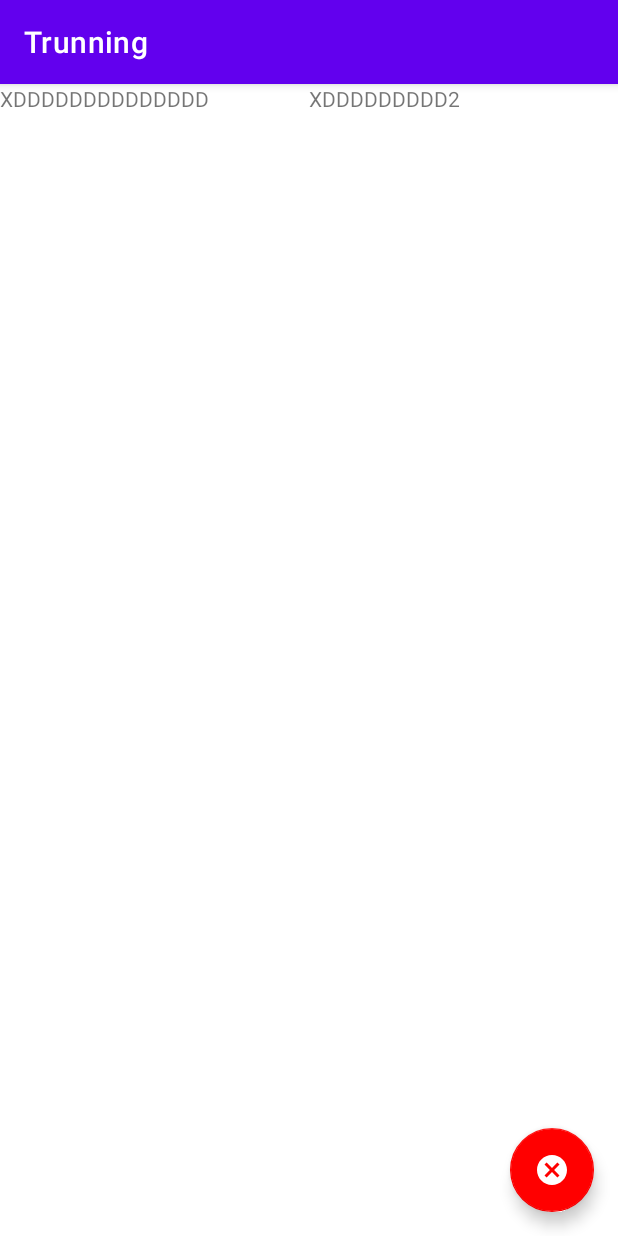
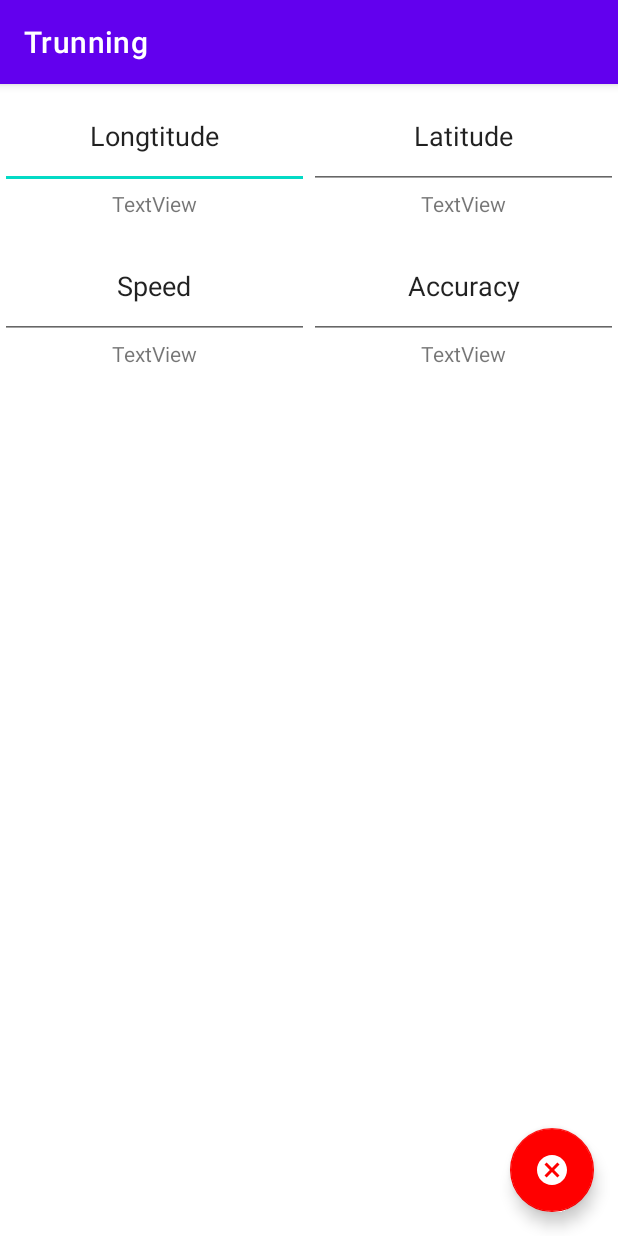
Before and after one commit to piotrjwegrzyn/Trunning, an Android app: the screen it shows after launch (ActivityActivity), after a tap on an icon or button, on a phone screen of 412 x 824 dp. Run offline under Robolectric (Android 15) with nearby library versions, the phone set to English and light mode, and no system bars.

Commit message:
Trunning v4.1

```diff
--- a/app/src/main/AndroidManifest.xml
+++ b/app/src/main/AndroidManifest.xml
@@ -14,7 +14,7 @@
     <uses-permission android:name="android.permission.ACCESS_NETWORK_STATE" />
 
     <application
-        android:name=".gui.Dane"
+        android:name=".gui.Data"
         android:allowBackup="true"
         android:icon="@mipmap/ic_launcher"
         android:label="@string/app_name"
@@ -22,6 +22,10 @@
         android:supportsRtl="true"
         android:theme="@style/Theme.Trunning"
         tools:ignore="Instantiatable">
+
+        <uses-library
+            android:name="org.apache.http.legacy"
+            android:required="false" />
 
         <!--
              The API key for Google Maps-based APIs is defined as a string resource.
--- a/app/src/main/java/wegrzyn/kwak/trunning/gui/ActivityActivity.kt
+++ b/app/src/main/java/wegrzyn/kwak/trunning/gui/ActivityActivity.kt
@@ -1,24 +1,32 @@
 package wegrzyn.kwak.trunning.gui
 
 import android.Manifest
+import android.app.AlertDialog
+import android.content.DialogInterface
 import android.content.pm.PackageManager
-import androidx.appcompat.app.AppCompatActivity
+import android.location.Location
 import android.os.Bundle
 import android.os.Looper
+import android.text.InputType
+import android.widget.EditText
+import android.widget.TextView
+import androidx.appcompat.app.AppCompatActivity
 import androidx.core.app.ActivityCompat
 import com.google.android.gms.location.*
 import com.google.android.material.floatingactionbutton.FloatingActionButton
 import wegrzyn.kwak.trunning.R
+import java.lang.String
 import java.util.*
 import kotlin.math.cos
 import kotlin.math.pow
 import kotlin.math.sqrt
 
+
 class ActivityActivity : AppCompatActivity() {
 
     private val DEFAULT_UPDATE_INTERVAL = 2
     private val FASTEST_UPDATE_INTERVAL = 1
-    private val MAX_ACCEPTABLE_ACCURACY = 21
+    private val MAX_ACCEPTABLE_ACCURACY = 25
 
     private var isRunning = false
     private var hour = 0
@@ -26,7 +34,12 @@ class ActivityActivity : AppCompatActivity() {
     private var sec = 0
 
 
-    private val dane = Dane.getInstance()
+    private val dane = Data.getInstance()
+
+    private lateinit var tv_Accuracy : TextView
+    private lateinit var tv_Speed : TextView
+    private lateinit var tv_Long : TextView
+    private lateinit var tv_Lat : TextView
 
     private var locationRequest: LocationRequest = LocationRequest.create()
     private lateinit var locationCallback: LocationCallback
@@ -43,6 +56,11 @@ class ActivityActivity : AppCompatActivity() {
             finish()
         }
 
+        tv_Accuracy = findViewById(R.id.tv_Accuracy)
+        tv_Speed = findViewById(R.id.tv_Speed)
+        tv_Long = findViewById(R.id.tv_Long)
+        tv_Lat = findViewById(R.id.tv_Lat)
+
         locationRequest.setInterval((1000 * DEFAULT_UPDATE_INTERVAL).toLong())
         locationRequest.setFastestInterval((1000 * FASTEST_UPDATE_INTERVAL).toLong())
         locationRequest.setPriority(LocationRequest.PRIORITY_HIGH_ACCURACY)
@@ -53,24 +71,30 @@ class ActivityActivity : AppCompatActivity() {
                 val location = locationResult.lastLocation
                 if (location.accuracy < MAX_ACCEPTABLE_ACCURACY) {
                     dane.addPoint(location)
+                    updateTexts(location)
                 }
             }
         }
         updating()
-    }
+    }  // END of onCreate
         private fun updating() {
             time()
             if (ActivityCompat.checkSelfPermission(this, Manifest.permission.ACCESS_FINE_LOCATION) != PackageManager.PERMISSION_GRANTED &&
                 ActivityCompat.checkSelfPermission(this, Manifest.permission.ACCESS_COARSE_LOCATION) != PackageManager.PERMISSION_GRANTED) {
                 return
             }
-            fusedLocationProviderClient.requestLocationUpdates(locationRequest, locationCallback, Looper.getMainLooper())
-        }
+            fusedLocationProviderClient.requestLocationUpdates(
+                locationRequest,
+                locationCallback,
+                Looper.getMainLooper()
+            )
+        } // END of updating
 
         fun notUpdating() {
             fusedLocationProviderClient.removeLocationUpdates(locationCallback)
             dane.track_distance = countDistance()
             time()
+
             val random = Random()
             val x = random.nextInt(100000)
             databaseHelper.createTrackTable("Track$x")
@@ -96,7 +120,6 @@ class ActivityActivity : AppCompatActivity() {
             return distance.toInt()
         } // END of countDistance
 
-
         private fun time() {
             if (isRunning) { // Save time for track if tracking was already running
                 val calendar = Calendar.getInstance()
@@ -114,4 +137,27 @@ class ActivityActivity : AppCompatActivity() {
             }
         } // END of time
 
-}
+        private fun updateTexts(location: Location){
+            tv_Lat.setText(String.valueOf(location.getLatitude()))
+            tv_Long.setText(String.valueOf(location.getLongitude()))
+            tv_Accuracy.setText(String.valueOf(location.getAccuracy()))
+            val a = if (location.hasSpeed()) String.valueOf(location.getSpeed()) else "0"
+            tv_Speed.setText(a)
+        }
+
+        private fun showDialogBox(){
+            var m_Text : String
+            val builder: AlertDialog.Builder = AlertDialog.Builder(this)
+            builder.setTitle("Title")
+
+            val input = EditText(this)
+            input.inputType = InputType.TYPE_CLASS_TEXT or InputType.TYPE_TEXT_VARIATION_PASSWORD
+            builder.setView(input)
+            builder.setPositiveButton("OK",
+                DialogInterface.OnClickListener { dialog, which -> m_Text = input.text.toString() })
+            builder.setNegativeButton("Cancel",
+                DialogInterface.OnClickListener { dialog, which -> dialog.cancel() })
+
+            builder.show()
+        }
+} // END of ActivityActivity
--- a/app/src/main/java/wegrzyn/kwak/trunning/gui/CustomAdapter.kt
+++ b/app/src/main/java/wegrzyn/kwak/trunning/gui/CustomAdapter.kt
@@ -23,7 +23,7 @@ internal class CustomAdapter(private var itemsList: List<MainItem>) :
         var titleTextView: TextView = view.findViewById(R.id.item_title)
         var statsTextView: TextView = view.findViewById(R.id.item_stats)
         var locationTextView: TextView = view.findViewById(R.id.item_location)
-        private val dane = Dane.getInstance()
+        private val dane = Data.getInstance()
         private val databaseHelper = dane.databaseHelper
 
         init {
--- a/app/src/main/java/wegrzyn/kwak/trunning/gui/Dane.java
+++ b/app/src/main/java/wegrzyn/kwak/trunning/gui/Data.java
@@ -8,9 +8,9 @@ import android.location.Location;
 import java.util.ArrayList;
 import java.util.List;
 
-public class Dane extends Application {
+public class Data extends Application {
     @SuppressLint("StaticFieldLeak")
-    private static Dane INSTANCE;
+    private static Data INSTANCE;
     @SuppressLint("StaticFieldLeak")
     private static Context context;
 
@@ -23,18 +23,18 @@ public class Dane extends Application {
         super.onCreate();
         INSTANCE = this;
         points = new ArrayList<>();
-        Dane.context = getApplicationContext();
+        Data.context = getApplicationContext();
         databaseHelper = new DatabaseHelper(context);
     }
 
-    public static Dane getInstance(){
+    public static Data getInstance(){
         if (INSTANCE == null){
-            INSTANCE = new Dane();
+            INSTANCE = new Data();
         }
         return INSTANCE;
     }
 
-    public static Context getContext(){return Dane.context;}
+    public static Context getContext(){return Data.context;}
 
     public List<Location> getPoints(){ return points; }
 
--- a/app/src/main/java/wegrzyn/kwak/trunning/gui/DatabaseHelper.java
+++ b/app/src/main/java/wegrzyn/kwak/trunning/gui/DatabaseHelper.java
@@ -14,7 +14,7 @@ import java.util.Locale;
 
 public class DatabaseHelper extends SQLiteOpenHelper {
 
-    private final Dane dane = Dane.getInstance();
+    private final Data dane = Data.getInstance();
 
     DatabaseHelper(Context context) {
         super(context, "database_name", null, 1);
@@ -69,7 +69,7 @@ public class DatabaseHelper extends SQLiteOpenHelper {
     private String getTrack_location(){
         String track_location;
         try {
-            Geocoder geocoder = new Geocoder(Dane.getContext(), Locale.getDefault());
+            Geocoder geocoder = new Geocoder(Data.getContext(), Locale.getDefault());
             Location location = dane.getFirstPoint();
             track_location = geocoder.getFromLocation(location.getLatitude(), location.getLongitude(), 10).get(0).getLocality();
         }
--- a/app/src/main/java/wegrzyn/kwak/trunning/gui/MainActivity.kt
+++ b/app/src/main/java/wegrzyn/kwak/trunning/gui/MainActivity.kt
@@ -6,11 +6,8 @@ import android.content.pm.PackageManager
 import android.database.Cursor
 import android.os.Build
 import android.os.Bundle
-import android.os.Looper
 import android.view.Menu
 import android.view.MenuItem
-import android.widget.CursorAdapter
-import android.widget.Toast
 import androidx.appcompat.app.AppCompatActivity
 import androidx.core.app.ActivityCompat
 import androidx.recyclerview.widget.LinearLayoutManager
@@ -20,16 +17,13 @@ import com.google.android.material.floatingactionbutton.FloatingActionButton
 import wegrzyn.kwak.trunning.R
 import java.util.*
 import kotlin.collections.ArrayList
-import kotlin.math.cos
-import kotlin.math.pow
-import kotlin.math.sqrt
 
 class MainActivity : AppCompatActivity() {
 
     private val PERMISSIONS_FINE_LOCATION_CODE = 1
     private val INTERNET_PERMISSION_GRANTED_CODE = 2
 
-    private val dane = Dane.getInstance()
+    private val dane = Data.getInstance()
     private val databaseHelper = dane.databaseHelper;
 
     private val itemsList = ArrayList<MainItem>()
@@ -92,7 +86,6 @@ class MainActivity : AppCompatActivity() {
     }
 
     private fun prepareItems() {
-        itemsList.add(MainItem(0, "AA", "BB", "CC", 10, "DD"))
         val cursor : Cursor = databaseHelper.getCursorToTracksTable()
         if (cursor.count != 0){
             while (cursor.moveToNext()) {
--- a/app/src/main/java/wegrzyn/kwak/trunning/gui/MapsActivity.java
+++ b/app/src/main/java/wegrzyn/kwak/trunning/gui/MapsActivity.java
@@ -35,7 +35,7 @@ public class MapsActivity extends FragmentActivity implements OnMapReadyCallback
     @Override
     public void onMapReady(@NotNull GoogleMap googleMap) {
 
-        Dane dane = Dane.getInstance();
+        Data dane = Data.getInstance();
         PolylineOptions polylineOptions = new PolylineOptions();
         for (Location location : dane.getPoints()) {
             LatLng point = new LatLng(location.getLatitude(), location.getLongitude());
--- a/app/src/main/res/layout/activity_activity.xml
+++ b/app/src/main/res/layout/activity_activity.xml
@@ -18,10 +18,35 @@
             android:orientation="vertical"
             android:layout_weight="2">
 
+            <EditText
+                android:layout_width="match_parent"
+                android:layout_height="70dp"
+                android:ems="10"
+                android:inputType="textPersonName"
+                android:text="Longtitude"
+                android:textAlignment="center" />
+
             <TextView
+                android:id="@+id/tv_Long"
                 android:layout_width="match_parent"
-                android:layout_height="wrap_content"
-                android:text="XDDDDDDDDDDDDDD"/>
+                android:layout_height="30dp"
+                android:text="TextView"
+                android:textAlignment="center" />
+
+            <EditText
+                android:layout_width="match_parent"
+                android:layout_height="70dp"
+                android:ems="10"
+                android:inputType="textPersonName"
+                android:text="Speed"
+                android:textAlignment="center" />
+
+            <TextView
+                android:id="@+id/tv_Speed"
+                android:layout_width="match_parent"
+                android:layout_height="30dp"
+                android:text="TextView"
+                android:textAlignment="center" />
 
         </LinearLayout>
 
@@ -30,10 +55,36 @@
             android:layout_height="match_parent"
             android:orientation="vertical"
             android:layout_weight="2">
+
+            <EditText
+                android:layout_width="match_parent"
+                android:layout_height="70dp"
+                android:ems="10"
+                android:inputType="textPersonName"
+                android:text="Latitude"
+                android:textAlignment="center" />
+
             <TextView
+                android:id="@+id/tv_Lat"
                 android:layout_width="match_parent"
-                android:layout_height="wrap_content"
-                android:text="XDDDDDDDDD2"/>
+                android:layout_height="30dp"
+                android:text="TextView"
+                android:textAlignment="center" />
+
+            <EditText
+                android:layout_width="match_parent"
+                android:layout_height="70dp"
+                android:ems="10"
+                android:inputType="textPersonName"
+                android:text="Accuracy"
+                android:textAlignment="center" />
+
+            <TextView
+                android:id="@+id/tv_Accuracy"
+                android:layout_width="match_parent"
+                android:layout_height="30dp"
+                android:text="TextView"
+                android:textAlignment="center" />
 
         </LinearLayout>
     </LinearLayout>
--- a/app/src/main/res/values/strings.xml
+++ b/app/src/main/res/values/strings.xml
@@ -1,7 +1,7 @@
 <resources>
     <string name="app_name">Trunning</string>
 
-    <string name="key_google_maps">AIzaSyDQ-5ePe6_9SrmVc4JjYvr7e68TruYaCZc</string>
+    <string name="key_google_maps">AIzaSyCwMnhoSVbhGkrbKaD52paluhKby35aMho</string>
     <string name="button_activity_settings">Settings</string>
 
 
```
Also changed, not shown: app/src/debug/res/values/google_maps_api.xml (+1 -22 lines), gradle/wrapper/gradle-wrapper.properties, 3 other files.
